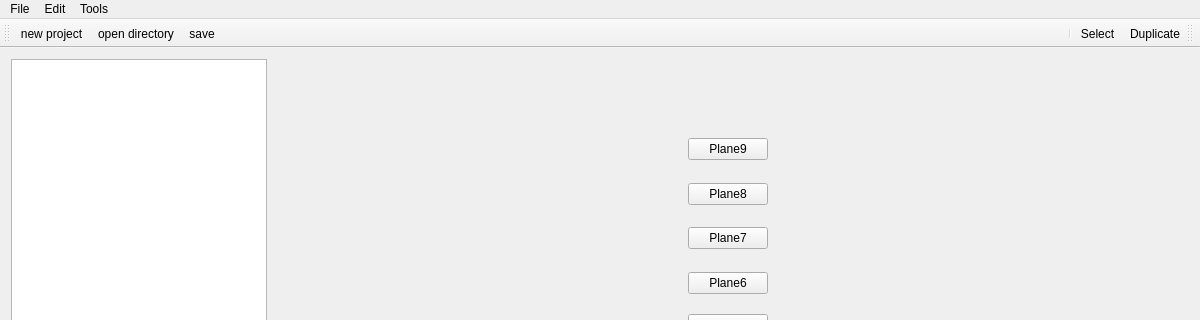
Old version of the form dispositif/Cubicle/mainwindow.ui in the repository ppff/Cubicle-GUI; both pictures show x 0 to 1200 and y 0 to 320 of the 1200 by 600 pixel window.
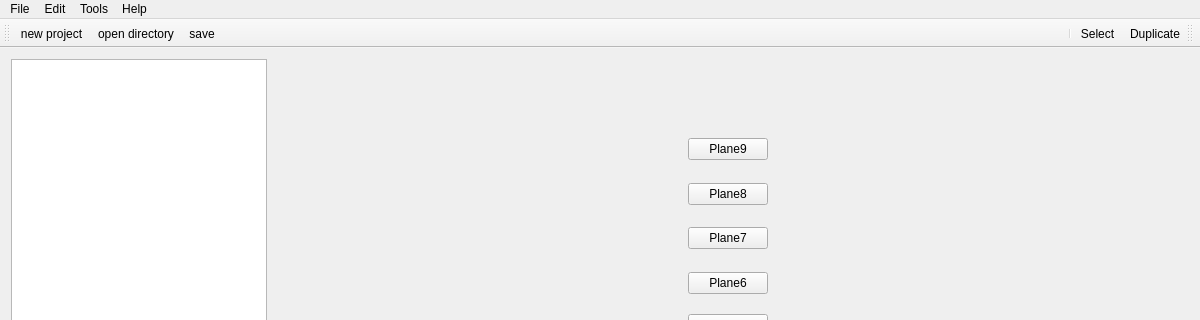
New version of the form. Icons and pictures are not drawn. Custom widgets are drawn as their Qt base class.

Commit message: ajout de menu help dans la fenetre principale

Diff of the .ui file:
```diff
--- a/dispositif/Cubicle/mainwindow.ui
+++ b/dispositif/Cubicle/mainwindow.ui
@@ -216,7 +216,7 @@
      <x>0</x>
      <y>0</y>
      <width>1200</width>
-     <height>22</height>
+     <height>21</height>
     </rect>
    </property>
    <property name="nativeMenuBar">
@@ -252,9 +252,16 @@
     <addaction name="actionRaise"/>
     <addaction name="actionLower"/>
    </widget>
+   <widget class="QMenu" name="menuHelp">
+    <property name="title">
+     <string>Help</string>
+    </property>
+    <addaction name="actionHelp"/>
+   </widget>
    <addaction name="menuFile"/>
    <addaction name="menuEdit"/>
    <addaction name="menuTools"/>
+   <addaction name="menuHelp"/>
   </widget>
   <widget class="QStatusBar" name="statusBar"/>
   <widget class="QToolBar" name="toolBar_17">
```
Left out of the diff: 5 changed lines with no effect on the pictures. The commit also changes 6 other files.
